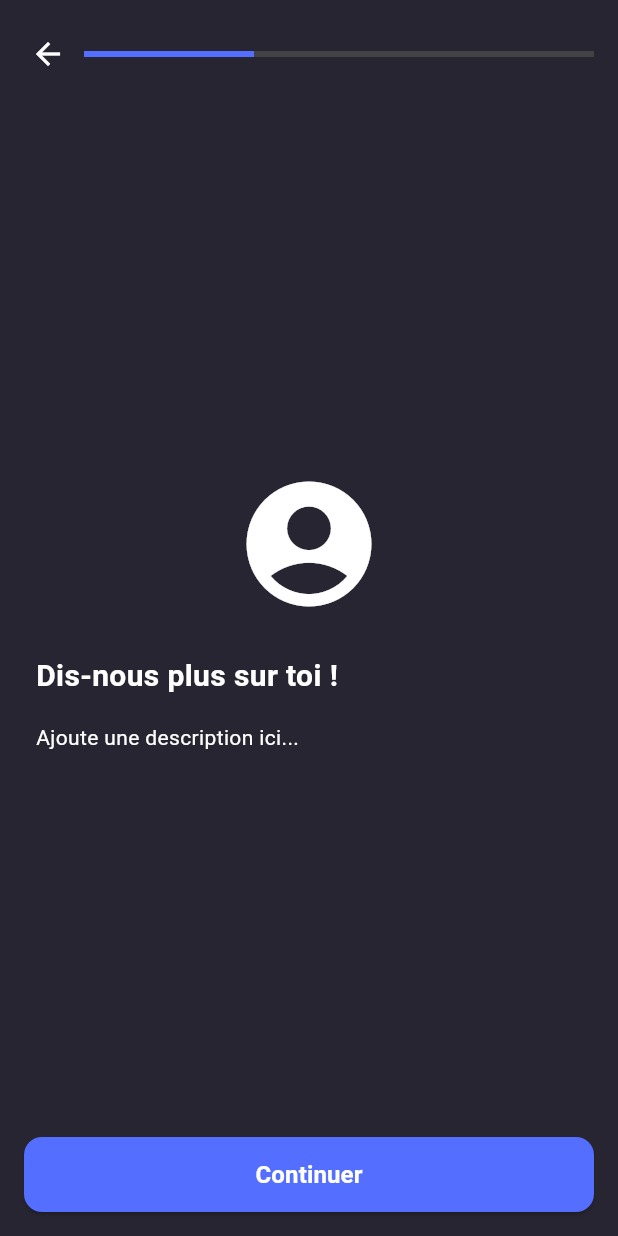
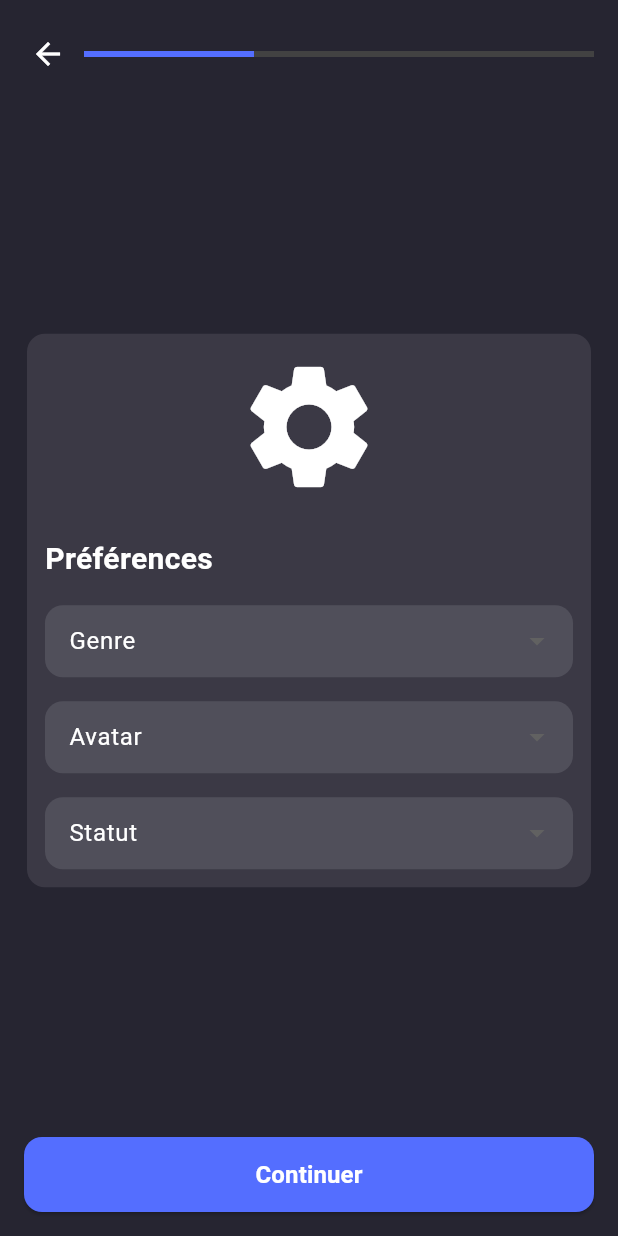
Before and after one commit to Fisa-Tech/The_blue_line, a Flutter app: the ProfileSetupPage screen opened by its route, swiped to page 2, on a phone screen of 412 x 824 dp. Run offline on Flutter 3.47's test engine with Material 3 defaults, Android fonts, the light colour scheme and no system bars; our stand-ins replace flutter_svg, shared_preferences; accounts and stored records are empty.

Commit message:
user profil done

```diff
--- /dev/null
+++ b/lib/Components/custom_dropbox.dart
@@ -0,0 +1,55 @@
+import 'package:flutter/material.dart';
+import 'package:myapp/Theme/app_colors.dart';
+
+class CustomDropdown<T> extends StatelessWidget {
+  final String labelText;
+  final T? value;
+  final List<T> items;
+  final ValueChanged<T?> onChanged;
+  final String Function(T)
+      itemToString; // Convertit l'item en chaîne pour l'affichage
+  final Color fillColor;
+  final TextStyle? style;
+
+  const CustomDropdown({
+    super.key,
+    required this.labelText,
+    required this.value,
+    required this.items,
+    required this.onChanged,
+    required this.itemToString,
+    this.fillColor = AppColors.grey, // Couleur par défaut
+    this.style,
+  });
+
+  @override
+  Widget build(BuildContext context) {
+    return DropdownButtonFormField<T>(
+      value: value,
+      items: items.map((item) {
+        return DropdownMenuItem(
+          value: item,
+          child: Text(
+            itemToString(item),
+            style: style ?? const TextStyle(color: Colors.white),
+          ),
+        );
+      }).toList(),
+      onChanged: onChanged,
+      dropdownColor: fillColor,
+      decoration: InputDecoration(
+        labelText: labelText,
+        labelStyle: const TextStyle(color: Colors.white),
+        filled: true,
+        fillColor: fillColor,
+        floatingLabelBehavior: FloatingLabelBehavior.never,
+        contentPadding:
+            const EdgeInsets.symmetric(vertical: 4.0, horizontal: 12.0),
+        border: OutlineInputBorder(
+          borderRadius: BorderRadius.circular(12),
+          borderSide: BorderSide.none,
+        ),
+      ),
+    );
+  }
+}
--- a/lib/Models/user_dto.dart
+++ b/lib/Models/user_dto.dart
@@ -6,19 +6,19 @@ enum UserStatus { LYCEE, COLLEGE, ETUDIANT, PERSONNEL, AUTRES }
 
 class UserDto {
   final int? id; // Champ read-only
-  final String firstname;
-  final String lastname;
-  final String? email;
-  final UserSex? sex;
+  final String? firstname;
+  final String? lastname;
+  final String email;
+  final UserSex? gender;
   final String? avatar;
   final UserStatus? status;
 
   UserDto({
     this.id,
-    required this.firstname,
-    required this.lastname,
-    this.email,
-    this.sex,
+    this.firstname,
+    this.lastname,
+    required this.email,
+    this.gender,
     this.avatar,
     this.status,
   });
@@ -27,10 +27,11 @@ class UserDto {
   factory UserDto.fromJson(Map<String, dynamic> json) {
     return UserDto(
       id: json['id'] as int?,
-      firstname: json['firstname'] as String,
-      lastname: json['lastname'] as String,
-      email: json['email'] as String?,
-      sex: json['sex'] != null ? UserSex.values.byName(json['sex']) : null,
+      firstname: json['firstname'] as String?,
+      lastname: json['lastname'] as String?,
+      email: json['email'] as String,
+      gender:
+          json['gender'] != null ? UserSex.values.byName(json['gender']) : null,
       avatar: json['avatar'] as String?,
       status: json['status'] != null
           ? UserStatus.values.byName(json['status'])
@@ -45,16 +46,16 @@ class UserDto {
       'firstname': firstname,
       'lastname': lastname,
       'email': email,
-      'sex': sex?.name,
+      'gender': gender?.name,
       'avatar': avatar,
       'status': status?.name,
     };
   }
 
   bool profilCompleted() {
-    return firstname.isNotEmpty &&
-        lastname.isNotEmpty &&
-        sex != null &&
+    return firstname != null &&
+        lastname != null &&
+        gender != null &&
         status != null;
   }
 
--- a/lib/Pages/profile_setup_page.dart
+++ b/lib/Pages/profile_setup_page.dart
@@ -1,4 +1,10 @@
 import 'package:flutter/material.dart';
+import 'package:myapp/Components/custom_dropbox.dart';
+import 'package:myapp/Components/form_text_field.dart';
+import 'package:myapp/Models/user_dto.dart';
+import 'package:myapp/Theme/app_colors.dart';
+import 'package:myapp/user_state.dart';
+import 'package:provider/provider.dart';
 
 class ProfileSetupPage extends StatefulWidget {
   const ProfileSetupPage({super.key});
@@ -8,16 +14,29 @@ class ProfileSetupPage extends StatefulWidget {
 }
 
 class _ProfileSetupPageState extends State<ProfileSetupPage> {
+  late UserState userState;
   final PageController _pageController = PageController();
   int _currentStep = 0;
 
-  final List<String> sports = [
-    "Course à pied",
-    "Vélo",
-    "Musculation",
-    "Marche",
-  ];
-  final List<bool> selectedSports = [false, false, false, false];
+  // Contrôleurs pour les champs de texte
+  final TextEditingController _firstnameController = TextEditingController();
+  final TextEditingController _lastnameController = TextEditingController();
+
+  // Données utilisateur
+  String? _gender;
+  String? _avatar;
+  String? _status;
+
+  // Options pour les champs de sélection
+  final List<String> genders = UserSex.values.map((e) => e.name).toList();
+  final List<String> avatars = ["Avatar 1", "Avatar 2", "Avatar 3"];
+  final List<String> statuses = UserStatus.values.map((e) => e.name).toList();
+
+  @override
+  void initState() {
+    super.initState();
+    userState = Provider.of<UserState>(context, listen: false);
+  }
 
   void _nextPage() {
     if (_currentStep < 2) {
@@ -46,13 +65,26 @@ class _ProfileSetupPageState extends State<ProfileSetupPage> {
     }
   }
 
-  void _submitData() {
-    // Action à réaliser pour envoyer les données à l'API
-    print(
-        "Données soumises : ${selectedSports.asMap().entries.map((e) => e.value ? sports[e.key] : null).where((sport) => sport != null).toList()}");
+  Future<void> _submitData() async {
+    UserDto user = userState.currentUser!;
+    UserDto? updated = await userState.updateUser(UserDto(
+        id: user.id,
+        email: user.email,
+        firstname: _firstnameController.text,
+        lastname: _lastnameController.text,
+        gender: UserSex.values.byName(_gender!),
+        avatar: _avatar,
+        status: UserStatus.values.byName(_status!)));
+    if (updated != null) {
       ScaffoldMessenger.of(context).showSnackBar(
-      const SnackBar(content: Text('Profil enregistré avec succès !')),
+        const SnackBar(content: Text('Compte créé avec succès')),
       );
+      Navigator.pushReplacementNamed(context, '/home');
+    } else {
+      ScaffoldMessenger.of(context).showSnackBar(
+        const SnackBar(content: Text('Erreur de connexion')),
+      );
+    }
   }
 
   @override
@@ -72,7 +104,8 @@ class _ProfileSetupPageState extends State<ProfileSetupPage> {
                 children: [
                   IconButton(
                     onPressed: _previousPage,
-                      icon: const Icon(Icons.arrow_back, color: Colors.white)),
+                    icon: const Icon(Icons.arrow_back, color: Colors.white),
+                  ),
                   Expanded(
                     child: LinearProgressIndicator(
                       value: (_currentStep + 1) / 3,
@@ -88,14 +121,12 @@ class _ProfileSetupPageState extends State<ProfileSetupPage> {
                 controller: _pageController,
                 physics: const NeverScrollableScrollPhysics(),
                 children: [
-                  // Étape 1 : Sélection des sports favoris
-                  _buildSportsStep(),
-                  // Étape 2 : Exemple d'autre étape
-                  _buildExampleStep("Dis-nous plus sur toi !",
-                      "Ajoute une description ici..."),
+                  // Étape 1 : Informations personnelles
+                  _buildPersonalInfoStep(),
+                  // Étape 2 : Sélection des préférences
+                  _buildPreferencesStep(),
                   // Étape 3 : Confirmation
-                  _buildExampleStep(
-                      "Tout est prêt !", "Prêt à commencer ton aventure."),
+                  _buildConfirmationStep(),
                 ],
               ),
             ),
@@ -127,59 +158,20 @@ class _ProfileSetupPageState extends State<ProfileSetupPage> {
     );
   }
 
-  Widget _buildSportsStep() {
+  Widget _buildPersonalInfoStep() {
     return Padding(
-      padding: const EdgeInsets.symmetric(horizontal: 24),
+        padding: const EdgeInsets.symmetric(horizontal: 18),
         child: Column(
             mainAxisAlignment: MainAxisAlignment.center,
             crossAxisAlignment: CrossAxisAlignment.start,
             children: [
-          const Center(
-            child: Icon(
-              Icons.directions_run,
-              size: 100,
-              color: Colors.white,
+              Container(
+                padding: const EdgeInsets.all(12),
+                decoration: BoxDecoration(
+                  color: AppColors.lightDark,
+                  borderRadius: BorderRadius.circular(12),
                 ),
-          ),
-          const SizedBox(height: 24),
-          const Text(
-            "Quels sont tes sports favoris ?",
-            style: TextStyle(
-              color: Colors.white,
-              fontSize: 20,
-              fontWeight: FontWeight.bold,
-            ),
-          ),
-          const SizedBox(height: 16),
-          ...sports.asMap().entries.map((entry) {
-            int index = entry.key;
-            String sport = entry.value;
-            return CheckboxListTile(
-              value: selectedSports[index],
-              onChanged: (value) {
-                setState(() {
-                  selectedSports[index] = value!;
-                });
-              },
-              title: Text(
-                sport,
-                style: const TextStyle(color: Colors.white),
-              ),
-              activeColor: const Color(0xFF546EFF),
-              checkColor: Colors.white,
-              controlAffinity: ListTileControlAffinity.leading,
-            );
-          }),
-        ],
-      ),
-    );
-  }
-
-  Widget _buildExampleStep(String title, String description) {
-    return Padding(
-      padding: const EdgeInsets.symmetric(horizontal: 24),
                 child: Column(
-        mainAxisAlignment: MainAxisAlignment.center,
                     crossAxisAlignment: CrossAxisAlignment.start,
                     children: [
                       const Center(
@@ -190,18 +182,130 @@ class _ProfileSetupPageState extends State<ProfileSetupPage> {
                         ),
                       ),
                       const SizedBox(height: 24),
-          Text(
-            title,
-            style: const TextStyle(
+                      const Text(
+                        "Informations personnelles",
+                        style: TextStyle(
                           color: Colors.white,
                           fontSize: 20,
                           fontWeight: FontWeight.bold,
                         ),
                       ),
                       const SizedBox(height: 16),
+                      BLFormTextField(
+                        controller: _firstnameController,
+                        hintText: "Prénom",
+                      ),
+                      const SizedBox(height: 16),
+                      BLFormTextField(
+                        controller: _lastnameController,
+                        hintText: "Nom",
+                      ),
+                    ]),
+              ),
+            ]));
+  }
+
+  Widget _buildPreferencesStep() {
+    return Padding(
+        padding: const EdgeInsets.symmetric(horizontal: 18),
+        child: Column(
+            mainAxisAlignment: MainAxisAlignment.center,
+            crossAxisAlignment: CrossAxisAlignment.start,
+            children: [
+              Container(
+                padding: const EdgeInsets.all(12),
+                decoration: BoxDecoration(
+                  color: AppColors.lightDark,
+                  borderRadius: BorderRadius.circular(12),
+                ),
+                child: Column(
+                  crossAxisAlignment: CrossAxisAlignment.start,
+                  children: [
+                    const Center(
+                      child: Icon(
+                        Icons.settings,
+                        size: 100,
+                        color: Colors.white,
+                      ),
+                    ),
+                    const SizedBox(height: 24),
+                    const Text(
+                      "Préférences",
+                      style: TextStyle(
+                        color: Colors.white,
+                        fontSize: 20,
+                        fontWeight: FontWeight.bold,
+                      ),
+                    ),
+                    const SizedBox(height: 16),
+                    CustomDropdown<String>(
+                      labelText: "Genre",
+                      value: _gender,
+                      items: genders,
+                      onChanged: (value) {
+                        setState(() {
+                          _gender = value;
+                        });
+                      },
+                      itemToString: (gender) => gender,
+                    ),
+                    const SizedBox(height: 16),
+                    CustomDropdown<String>(
+                      labelText: "Avatar",
+                      value: _avatar,
+                      items: avatars,
+                      onChanged: (value) {
+                        setState(() {
+                          _avatar = value;
+                        });
+                      },
+                      itemToString: (avatar) => avatar,
+                    ),
+                    const SizedBox(height: 16),
+                    CustomDropdown<String>(
+                      labelText: "Statut",
+                      value: _status,
+                      items: statuses,
+                      onChanged: (value) {
+                        setState(() {
+                          _status = value;
+                        });
+                      },
+                      itemToString: (status) => status,
+                    ),
+                  ],
+                ),
+              )
+            ]));
+  }
+
+  Widget _buildConfirmationStep() {
+    return const Padding(
+      padding: EdgeInsets.symmetric(horizontal: 24),
+      child: Column(
+        mainAxisAlignment: MainAxisAlignment.center,
+        crossAxisAlignment: CrossAxisAlignment.start,
+        children: const [
+          Center(
+            child: Icon(
+              Icons.check_circle,
+              size: 100,
+              color: Colors.white,
+            ),
+          ),
+          SizedBox(height: 24),
           Text(
-            description,
-            style: const TextStyle(color: Colors.white),
+            "Tout est prêt !",
+            style: TextStyle(
+              color: Colors.white,
+              fontSize: 20,
+              fontWeight: FontWeight.bold,
+            ),
+          ),
+          SizedBox(height: 16),
+          Text(
+            "Prêt à commencer ton aventure.",
+            style: TextStyle(color: Colors.white),
           ),
         ],
       ),
--- a/lib/Pages/register_page.dart
+++ b/lib/Pages/register_page.dart
@@ -18,6 +18,7 @@ class _RegisterPageState extends State<RegisterPage> {
   final _formKey = GlobalKey<FormState>();
   String? _email;
   String? _password;
+  final TextEditingController _passwordController = TextEditingController();
   final TextEditingController _confirmPasswordController =
       TextEditingController();
 
@@ -128,6 +129,7 @@ class _RegisterPageState extends State<RegisterPage> {
                                 ),
                                 SizedBox(height: height * 0.01),
                                 BLFormTextField(
+                                  controller: _passwordController,
                                   hintText: "Mot de passe",
                                   onSaved: (value) => _password = value,
                                   isPassword: true,
@@ -151,7 +153,8 @@ class _RegisterPageState extends State<RegisterPage> {
                                     if (value == null || value.isEmpty) {
                                       return 'Veuillez confirmer votre mot de passe';
                                     }
-                                    if (value != _password) {
+                                    if (value !=
+                                        _passwordController.value.text) {
                                       return 'Les mots de passe ne correspondent pas';
                                     }
                                     return null;
--- a/lib/main.dart
+++ b/lib/main.dart
@@ -56,7 +56,7 @@ class AuthRedirectPage extends StatelessWidget {
       final user = await userState.fetchAuthenticatedUser();
 
       // Si l'utilisateur est connecté mais le profil est incomplet
-      if (user != null && (user.firstname.isEmpty || user.lastname.isEmpty)) {
+      if (user != null && (!user.profilCompleted())) {
         return '/profil'; // Rediriger vers la page de configuration de profil
       }
 
--- a/pubspec.yaml
+++ b/pubspec.yaml
@@ -50,6 +50,7 @@ dev_dependencies:
   # rules and activating additional ones.
   flutter_lints: ^4.0.0
   flutter_svg: ^2.0.15
+  provider: ^6.1.2
 
 # For information on the generic Dart part of this file, see the
 # following page: https://dart.dev/tools/pub/pubspec
```
Also changed, not shown: lib/Pages/signin_page.dart (+5 -2 lines), lib/user_state.dart (+12 -21 lines). Lines whose indentation alone changed are shown as unchanged.
